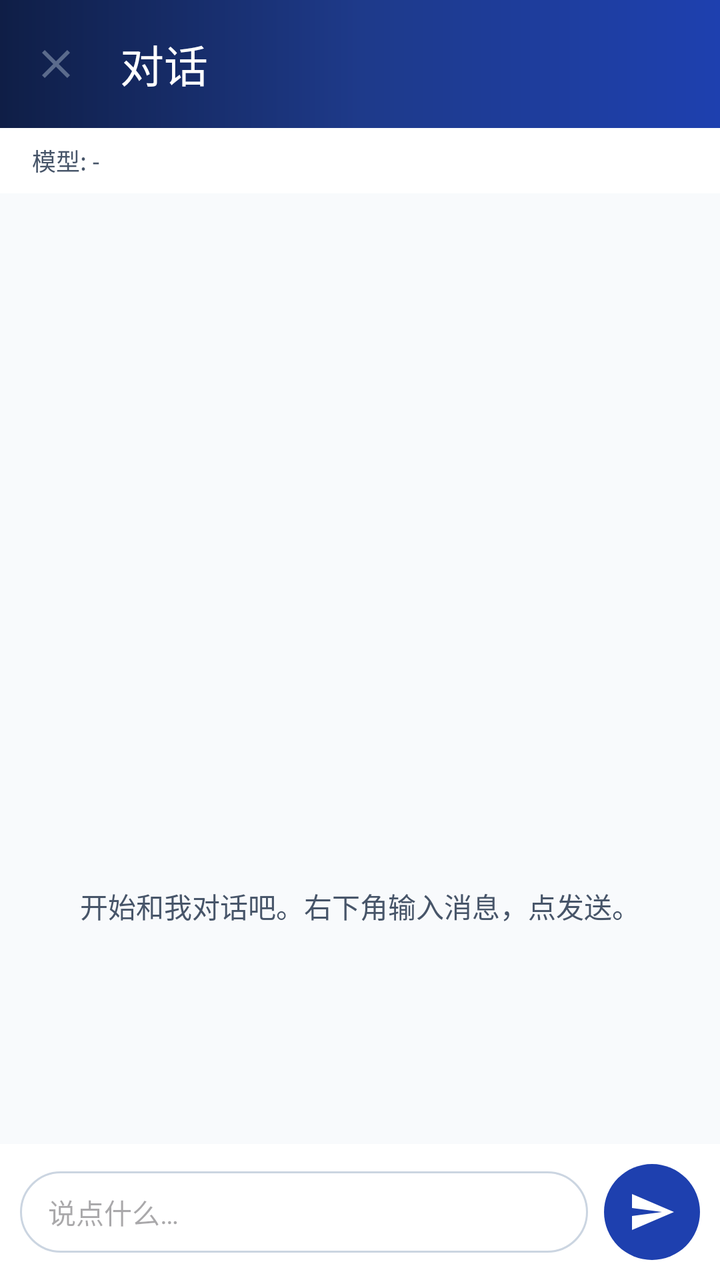
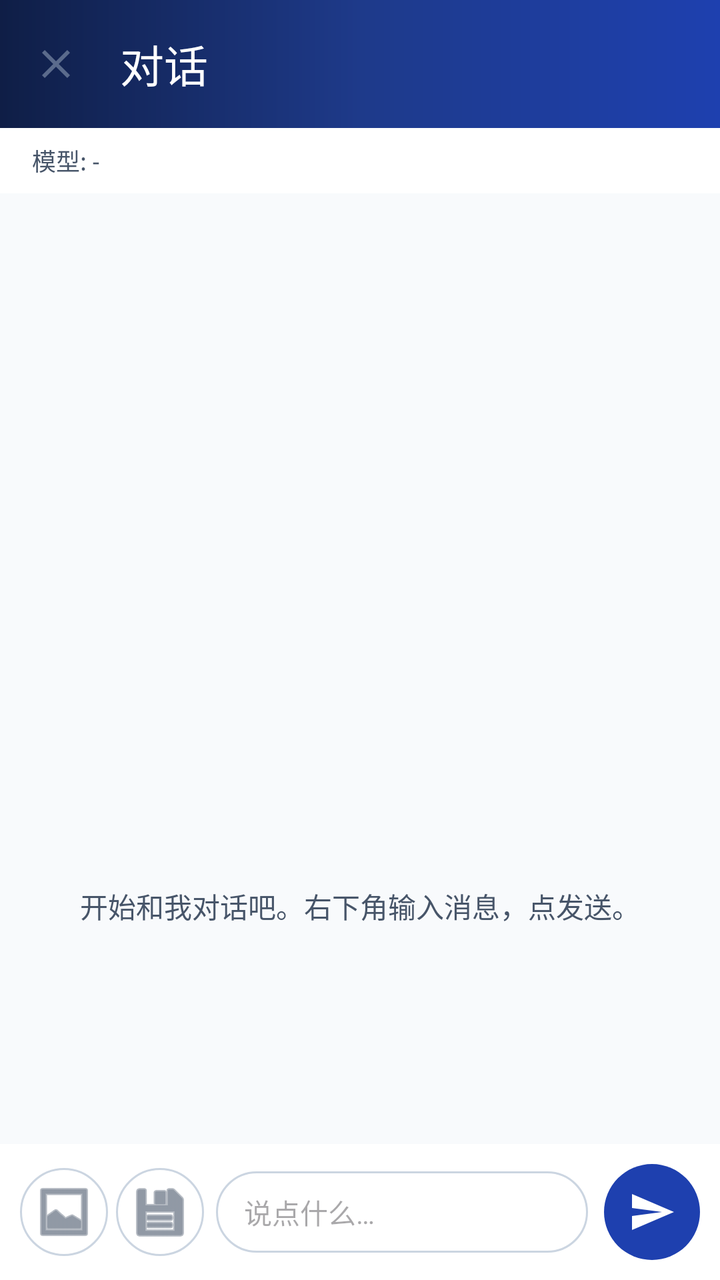

Before-and-after screenshots of an Android layout around one commit, followed by the original layout XML and the change that was made.
<!-- AndroidManifest.xml: application theme AppTheme -->
<!-- res/layout/activity_session_detail.xml -->
<?xml version="1.0" encoding="utf-8"?>
<LinearLayout xmlns:android="http://schemas.android.com/apk/res/android"
    xmlns:app="http://schemas.android.com/apk/res-auto"
    android:layout_width="match_parent"
    android:layout_height="match_parent"
    android:orientation="vertical"
    android:background="?android:colorBackground">

    
    <com.google.android.material.appbar.MaterialToolbar
        android:id="@+id/detail_toolbar"
        android:layout_width="match_parent"
        android:layout_height="?attr/actionBarSize"
        android:background="@drawable/bg_toolbar_gradient"
        app:navigationIcon="@drawable/ic_close"
        app:titleTextColor="@android:color/white"
        app:title="对话" />

    
    <LinearLayout
        android:layout_width="match_parent"
        android:layout_height="wrap_content"
        android:orientation="horizontal"
        android:gravity="center_vertical"
        android:paddingLeft="16dp"
        android:paddingRight="16dp"
        android:paddingTop="6dp"
        android:paddingBottom="6dp"
        android:background="?attr/colorSurface">

        <TextView
            android:id="@+id/detail_model"
            android:layout_width="0dp"
            android:layout_height="wrap_content"
            android:layout_weight="1"
            android:textSize="12sp"
            android:textColor="?attr/colorOnSurfaceVariant"
            android:text="模型: -" />

        <TextView
            android:id="@+id/detail_status"
            android:layout_width="wrap_content"
            android:layout_height="wrap_content"
            style="@style/StatusBadge" />
    </LinearLayout>

    
    <LinearLayout
        android:id="@+id/detail_controls"
        android:layout_width="match_parent"
        android:layout_height="wrap_content"
        android:orientation="horizontal"
        android:visibility="gone"
        android:paddingLeft="12dp"
        android:paddingRight="12dp"
        android:paddingTop="4dp"
        android:paddingBottom="4dp"
        android:background="?attr/colorSurface">

        <com.google.android.material.button.MaterialButton
            android:id="@+id/detail_pause"
            android:layout_width="0dp"
            android:layout_height="wrap_content"
            android:layout_weight="1"
            android:layout_marginEnd="4dp"
            android:layout_marginRight="4dp"
            android:text="暂停"
            style="@style/Widget.Material3.Button.TonalButton" />

        <com.google.android.material.button.MaterialButton
            android:id="@+id/detail_resume"
            android:layout_width="0dp"
            android:layout_height="wrap_content"
            android:layout_weight="1"
            android:layout_marginLeft="4dp"
            android:layout_marginStart="4dp"
            android:layout_marginEnd="4dp"
            android:layout_marginRight="4dp"
            android:text="继续"
            android:visibility="gone"
            style="@style/Widget.Material3.Button.TonalButton" />

        <com.google.android.material.button.MaterialButton
            android:id="@+id/detail_cancel"
            android:layout_width="0dp"
            android:layout_height="wrap_content"
            android:layout_weight="1"
            android:layout_marginLeft="4dp"
            android:layout_marginStart="4dp"
            android:text="取消"
            style="@style/Widget.Material3.Button.OutlinedButton" />
    </LinearLayout>

    
    <androidx.recyclerview.widget.RecyclerView
        android:id="@+id/chat_recycler"
        android:layout_width="match_parent"
        android:layout_height="0dp"
        android:layout_weight="1"
        android:clipToPadding="false"
        android:paddingTop="8dp"
        android:paddingBottom="8dp" />

    
    <TextView
        android:id="@+id/chat_empty"
        android:layout_width="match_parent"
        android:layout_height="0dp"
        android:layout_weight="1"
        android:gravity="center"
        android:padding="24dp"
        android:textSize="14sp"
        android:textColor="?attr/colorOnSurfaceVariant"
        android:text="开始和我对话吧。右下角输入消息，点发送。" />

    
    <LinearLayout
        android:layout_width="match_parent"
        android:layout_height="wrap_content"
        android:orientation="horizontal"
        android:gravity="center_vertical"
        android:padding="10dp"
        android:background="?attr/colorSurface">

        <LinearLayout
            android:layout_width="0dp"
            android:layout_height="wrap_content"
            android:layout_weight="1"
            android:orientation="horizontal"
            android:background="@drawable/bg_input_bar">

            <EditText
                android:id="@+id/detail_prompt"
                android:layout_width="0dp"
                android:layout_height="wrap_content"
                android:layout_weight="1"
                android:background="@null"
                android:hint="说点什么…"
                android:inputType="textMultiLine"
                android:maxLines="4"
                android:minLines="1"
                android:paddingLeft="14dp"
                android:paddingRight="6dp"
                android:paddingTop="10dp"
                android:paddingBottom="10dp"
                android:textSize="14sp"
                android:textColor="?attr/colorOnSurface" />
        </LinearLayout>

        <ImageButton
            android:id="@+id/detail_send"
            android:layout_width="48dp"
            android:layout_height="48dp"
            android:layout_marginStart="8dp"
            android:background="@drawable/bg_send_btn"
            android:src="@drawable/ic_send"
            android:contentDescription="发送"
            android:scaleType="center" />
    </LinearLayout>

</LinearLayout>
<!-- resources referenced by this layout -->
<resources>
  <!-- drawable bg_input_bar (drawable) -->
  <?xml version="1.0" encoding="utf-8"?>
  <shape xmlns:android="http://schemas.android.com/apk/res/android" android:shape="rectangle">
      <solid android:color="@color/surface" />
      <stroke android:width="1dp" android:color="@color/outline" />
      <corners android:radius="24dp" />
  </shape>
  <!-- drawable bg_send_btn (drawable) -->
  <?xml version="1.0" encoding="utf-8"?>
  <shape xmlns:android="http://schemas.android.com/apk/res/android" android:shape="oval">
      <solid android:color="@color/seed_blue" />
  </shape>
  <!-- drawable bg_toolbar_gradient (drawable) -->
  <?xml version="1.0" encoding="utf-8"?>
  <shape xmlns:android="http://schemas.android.com/apk/res/android" android:shape="rectangle">
      <gradient
          android:angle="0"
          android:startColor="#0F1E46"
          android:centerColor="#1E3A8A"
          android:endColor="#1E40AF"
          android:type="linear" />
  </shape>
  <!-- drawable ic_close (drawable) -->
  <?xml version="1.0" encoding="utf-8"?>
  <vector xmlns:android="http://schemas.android.com/apk/res/android"
      android:width="24dp" android:height="24dp"
      android:viewportWidth="24" android:viewportHeight="24">
      <path
          android:fillColor="#5B6B8C"
          android:pathData="M19,6.41L17.59,5 12,10.59 6.41,5 5,6.41 10.59,12 5,17.59 6.41,19 12,13.41 17.59,19 19,17.59 13.41,12z" />
  </vector>
  <!-- drawable ic_send (drawable) -->
  <?xml version="1.0" encoding="utf-8"?>
  <vector xmlns:android="http://schemas.android.com/apk/res/android"
      android:width="24dp"
      android:height="24dp"
      android:viewportWidth="24"
      android:viewportHeight="24"
      android:tint="@android:color/white">
      <path
          android:fillColor="@android:color/white"
          android:pathData="M2.01,21L23,12 2.01,3 2,10l15,2 -15,2z" />
  </vector>
  <style name="StatusBadge">
          <item name="android:textStyle">bold</item>
          <item name="android:textSize">11sp</item>
          <item name="android:paddingStart">8dp</item>
          <item name="android:paddingEnd">8dp</item>
          <item name="android:paddingTop">3dp</item>
          <item name="android:paddingBottom">3dp</item>
          <item name="android:textColor">@android:color/white</item>
          <item name="android:gravity">center</item>
          <item name="android:minWidth">48dp</item>
      </style>
  <style name="AppTheme" parent="Theme.Material3.Light.NoActionBar">
          <item name="colorPrimary">@color/seed_blue</item>
          <item name="colorPrimaryVariant">@color/seed_blue</item>
          <item name="colorOnPrimary">@color/on_primary</item>
          <item name="colorSecondary">@color/seed_blue</item>
          <item name="colorOnSecondary">@color/on_primary</item>
          <item name="android:colorBackground">@color/background</item>
          <item name="colorSurface">@color/surface</item>
          <item name="colorOnSurface">@color/on_surface</item>
          <item name="colorOnSurfaceVariant">@color/on_surface_variant</item>
          <item name="colorOutline">@color/outline</item>
          <item name="colorError">@color/error</item>
          <item name="android:statusBarColor">@color/surface</item>
          <item name="android:windowLightStatusBar">true</item>
          <item name="android:navigationBarColor">@color/surface</item>
      </style>
  <color name="surface">#FFFFFF</color>
  <color name="outline">#CBD5E1</color>
  <color name="seed_blue">#1E40AF</color>
  <color name="on_primary">#FFFFFF</color>
  <color name="background">#F8FAFC</color>
  <color name="on_surface">#0F172A</color>
  <color name="on_surface_variant">#475569</color>
  <color name="error">#DC2626</color>
</resources>

<!-- the commit's change to res/layout/activity_session_detail.xml (unified diff, before → after) -->
@@ -115,6 +115,32 @@
 
     
     <LinearLayout
+        android:id="@+id/detail_attach_strip"
+        android:layout_width="match_parent"
+        android:layout_height="wrap_content"
+        android:orientation="horizontal"
+        android:visibility="gone"
+        android:paddingLeft="10dp"
+        android:paddingRight="10dp"
+        android:paddingTop="6dp"
+        android:background="?attr/colorSurface">
+
+        <HorizontalScrollView
+            android:layout_width="0dp"
+            android:layout_height="wrap_content"
+            android:layout_weight="1"
+            android:scrollbars="none">
+
+            <LinearLayout
+                android:id="@+id/attach_strip_items"
+                android:layout_width="wrap_content"
+                android:layout_height="wrap_content"
+                android:orientation="horizontal" />
+        </HorizontalScrollView>
+    </LinearLayout>
+
+    
+    <LinearLayout
         android:layout_width="match_parent"
         android:layout_height="wrap_content"
         android:orientation="horizontal"
@@ -122,10 +148,34 @@
         android:padding="10dp"
         android:background="?attr/colorSurface">
 
+        <ImageButton
+            android:id="@+id/detail_pick_image"
+            android:layout_width="44dp"
+            android:layout_height="44dp"
+            android:background="@drawable/bg_input_bar"
+            android:src="@android:drawable/ic_menu_gallery"
+            android:contentDescription="选择图片"
+            android:scaleType="center"
+            app:tint="?attr/colorOnSurfaceVariant" />
+
+        <ImageButton
+            android:id="@+id/detail_pick_file"
+            android:layout_width="44dp"
+            android:layout_height="44dp"
+            android:layout_marginLeft="4dp"
+            android:layout_marginStart="4dp"
+            android:background="@drawable/bg_input_bar"
+            android:src="@android:drawable/ic_menu_save"
+            android:contentDescription="选择文件"
+            android:scaleType="center"
+            app:tint="?attr/colorOnSurfaceVariant" />
+
         <LinearLayout
             android:layout_width="0dp"
             android:layout_height="wrap_content"
             android:layout_weight="1"
+            android:layout_marginLeft="6dp"
+            android:layout_marginStart="6dp"
             android:orientation="horizontal"
             android:background="@drawable/bg_input_bar">
 
